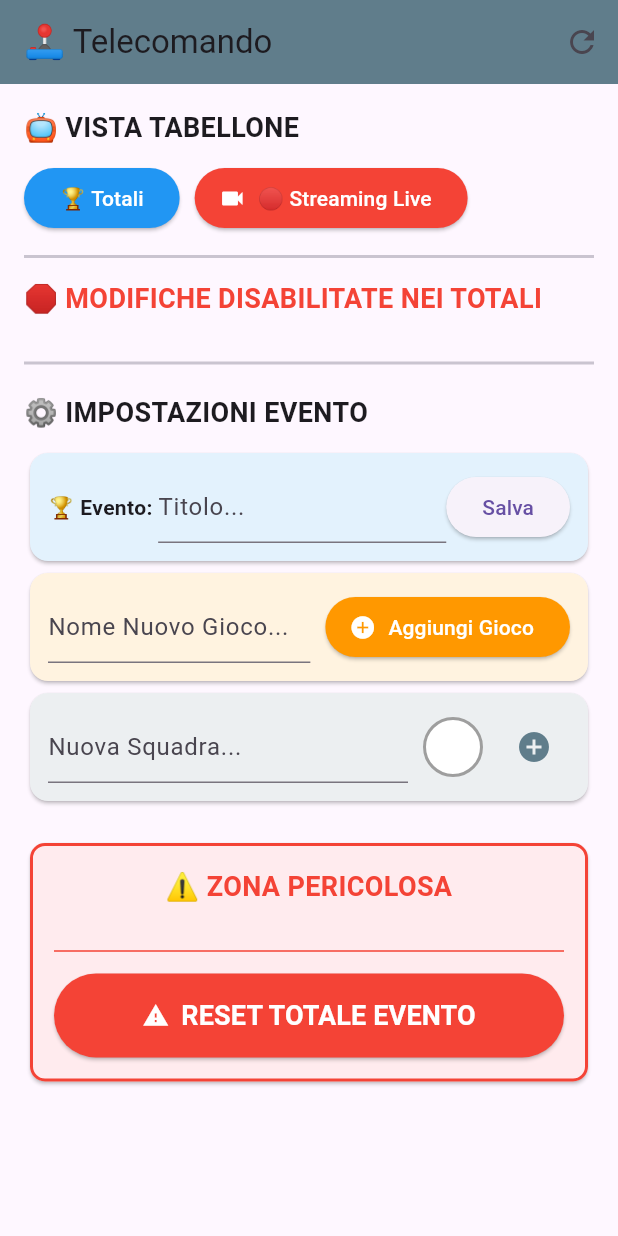
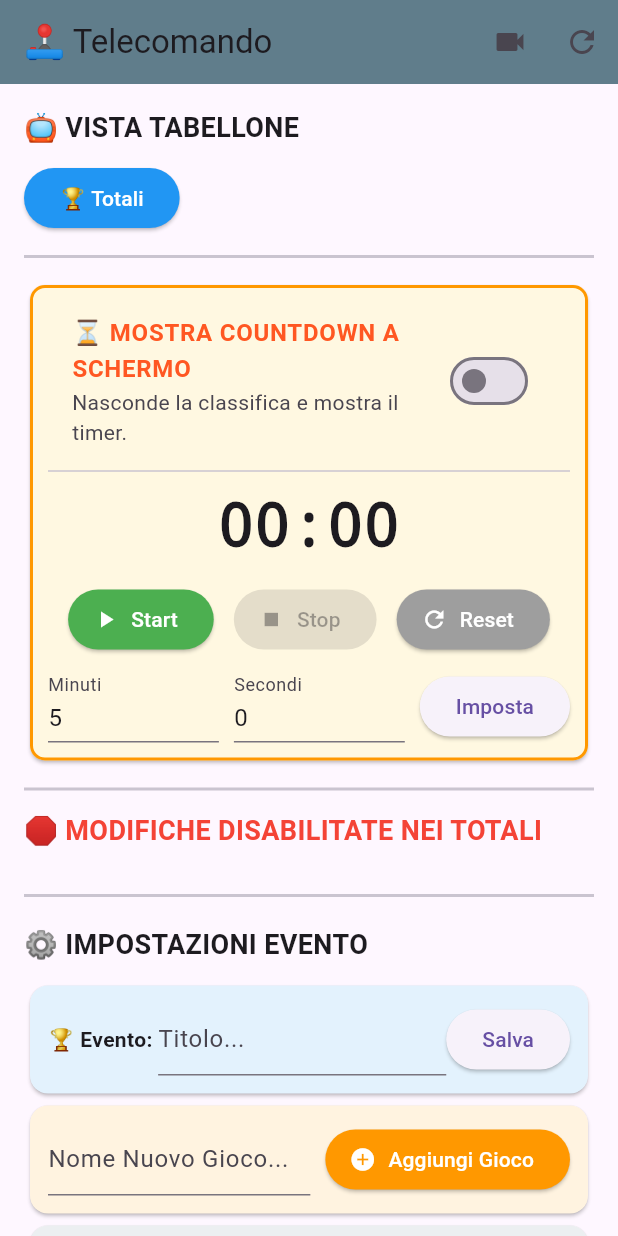
Before and after one commit to bassofed/palio, a Flutter app: the screen it shows after launch, on a phone screen of 412 x 824 dp. Run offline on Flutter 3.47's test engine with Material 3 defaults, Android fonts, the phone set to English and light mode, and no system bars; our stand-ins replace shelf, shelf_static, shelf_web_socket; missing offline and left inert: dart:html, dart:ui_web, flutter_webrtc, shelf_router, window_manager.

Commit message:
Aggiunta timer

```diff
--- a/lib/server/local_server.dart
+++ b/lib/server/local_server.dart
@@ -1,5 +1,5 @@
 import 'dart:convert';
-import 'dart:io'; // <-- AGGIUNTO PER I CERTIFICATI DI SICUREZZA
+import 'dart:io';
 import 'package:shelf/shelf.dart';
 import 'package:shelf/shelf_io.dart' as io;
 import 'package:shelf_router/shelf_router.dart';
@@ -29,7 +29,11 @@ Future<void> startLocalServer(MatchProvider provider) async {
       'currentPage': provider.currentPage,
       'isRevealMode': provider.isRevealMode,
       'revealedTeamsCount': provider.revealedTeamsCount,
-      'isStreamingActive': provider.isStreamingActive, // Aggiunto per WebRTC
+      'isStreamingActive': provider.isStreamingActive,
+      // Dati Countdown:
+      'isTimerVisible': provider.isTimerVisible,
+      'timerSeconds': provider.timerSeconds,
+      'isTimerRunning': provider.isTimerRunning,
       'teams': provider.teams.asMap().entries.map((e) => {
         'id': e.key,
         'name': e.value.name,
@@ -43,6 +47,36 @@ Future<void> startLocalServer(MatchProvider provider) async {
     };
     return Response.ok(jsonEncode(data), headers: {'Content-Type': 'application/json'});
   });
+
+  // --- API TIMER ---
+  router.post('/api/timer/visibility', (Request request) {
+    bool show = request.url.queryParameters['show'] == 'true';
+    provider.toggleTimerVisibility(show);
+    return Response.ok('Visibility updated');
+  });
+
+  router.post('/api/timer/start', (Request request) {
+    provider.startTimer();
+    return Response.ok('Timer started');
+  });
+
+  router.post('/api/timer/stop', (Request request) {
+    provider.stopTimer();
+    return Response.ok('Timer stopped');
+  });
+
+  router.post('/api/timer/reset', (Request request) {
+    provider.resetTimer();
+    return Response.ok('Timer reset');
+  });
+
+  router.post('/api/timer/set', (Request request) {
+    int m = int.tryParse(request.url.queryParameters['m'] ?? '0') ?? 0;
+    int s = int.tryParse(request.url.queryParameters['s'] ?? '0') ?? 0;
+    provider.setTimer(m, s);
+    return Response.ok('Timer set');
+  });
+  // -----------------
 
   router.post('/api/reveal/toggle', (Request request) {
     bool enable = request.url.queryParameters['enable'] == 'true';
@@ -132,8 +166,6 @@ Future<void> startLocalServer(MatchProvider provider) async {
 
   router.get('/ws', webSocketHandler((WebSocketChannel webSocket) {
     activeChannels.add(webSocket);
-    print("Nuovo client WebSocket connesso per il signaling WebRTC.");
-
     webSocket.stream.listen((message) {
       try {
         final decoded = jsonDecode(message);
@@ -142,11 +174,8 @@ Future<void> startLocalServer(MatchProvider provider) async {
         } else if (decoded['stop'] == true) {
           provider.setStreamingActive(false);
         }
-      } catch (e) {
-        print("Errore nel parsing del messaggio di signaling: $e");
-      }
+      } catch (e) {}
 
-      // Inoltra il messaggio di signaling a tutti gli altri client connessi
       for (var channel in activeChannels) {
         if (channel != webSocket) {
           channel.sink.add(message);
@@ -154,10 +183,8 @@ Future<void> startLocalServer(MatchProvider provider) async {
       }
     }, onDone: () {
       activeChannels.remove(webSocket);
-      print("Client WebSocket disconnesso.");
     }, onError: (err) {
       activeChannels.remove(webSocket);
-      print("Errore WebSocket: $err");
     });
   }));
 
@@ -166,7 +193,6 @@ Future<void> startLocalServer(MatchProvider provider) async {
 
   final handler = const Pipeline().addMiddleware(corsHeaders()).addHandler(cascade.handler);
 
-  // --- NUOVA CONFIGURAZIONE HTTPS ---
   try {
     final securityContext = SecurityContext()
       ..useCertificateChain('certs/cert.pem')
@@ -175,7 +201,6 @@ Future<void> startLocalServer(MatchProvider provider) async {
     print('🟢 Server in ascolto su HTTPS e WSS (Porta 8080)');
     await io.serve(handler, '0.0.0.0', 8080, securityContext: securityContext);
   } catch (e) {
-    // Fallback su HTTP normale se i certificati non vengono trovati
     print('⚠️ Certificati SSL non trovati. Server in ascolto su HTTP normale.');
     await io.serve(handler, '0.0.0.0', 8080);
   }
--- a/lib/ui/web/remote_control.dart
+++ b/lib/ui/web/remote_control.dart
@@ -1,7 +1,7 @@
 import 'dart:convert';
+import 'dart:async';
 import 'package:flutter/material.dart';
 import 'package:http/http.dart' as http;
-import 'web_helper.dart';
 
 class RemoteControlScreen extends StatefulWidget {
   const RemoteControlScreen({super.key});
@@ -20,11 +20,20 @@ class _RemoteControlScreenState extends State<RemoteControlScreen> {
   bool isRevealMode = false;
   int revealedTeamsCount = 0;
 
+  // Dati Countdown
+  bool isTimerVisible = false;
+  int timerSeconds = 0;
+  bool isTimerRunning = false;
+  Timer? _pollingTimer;
+
   Color selectedTeamColor = Colors.white;
 
   final TextEditingController eventNameCtrl = TextEditingController();
   final TextEditingController newTeamNameCtrl = TextEditingController();
   final TextEditingController newGameNameCtrl = TextEditingController();
+
+  final TextEditingController timerMinCtrl = TextEditingController(text: "5");
+  final TextEditingController timerSecCtrl = TextEditingController(text: "0");
 
   Map<int, TextEditingController> scoreCtrls = {};
   Map<int, TextEditingController> partialCtrls = {};
@@ -33,27 +42,45 @@ class _RemoteControlScreenState extends State<RemoteControlScreen> {
   void initState() {
     super.initState();
     fetchState();
+    // Interroga il server ogni secondo per mantenere sincronizzato il timer sul telefono
+    _pollingTimer = Timer.periodic(const Duration(seconds: 1), (_) {
+      if (isTimerVisible || isTimerRunning) {
+        fetchState(silent: true);
+      }
+    });
   }
 
-  Future<void> fetchState() async {
+  @override
+  void dispose() {
+    _pollingTimer?.cancel();
+    super.dispose();
+  }
+
+  Future<void> fetchState({bool silent = false}) async {
     try {
       final url = Uri.parse('${Uri.base.origin}/api/state');
       final response = await http.get(url);
       if (response.statusCode == 200) {
         final data = jsonDecode(response.body);
         setState(() {
-          eventName = data['eventName'];
-          eventNameCtrl.text = eventName;
           activePage = data['currentPage'];
           isRevealMode = data['isRevealMode'] ?? false;
           revealedTeamsCount = data['revealedTeamsCount'] ?? 0;
           teams = data['teams'];
           games = data['games'];
 
+          isTimerVisible = data['isTimerVisible'] ?? false;
+          timerSeconds = data['timerSeconds'] ?? 0;
+          isTimerRunning = data['isTimerRunning'] ?? false;
+
+          if (!silent) {
+            eventName = data['eventName'];
+            eventNameCtrl.text = eventName;
             for (var t in teams) {
               int id = t['id'];
               if (!scoreCtrls.containsKey(id)) scoreCtrls[id] = TextEditingController();
               if (!partialCtrls.containsKey(id)) partialCtrls[id] = TextEditingController();
+            }
           }
 
           if (activePage != 'totals') {
@@ -73,11 +100,11 @@ class _RemoteControlScreenState extends State<RemoteControlScreen> {
     final url = Uri.parse('${Uri.base.origin}$endpoint');
     try {
       await http.post(url);
+      if (!endpoint.contains('timer/start') && !endpoint.contains('timer/stop')) {
         ScaffoldMessenger.of(context).showSnackBar(const SnackBar(content: Text('Azione eseguita!'), duration: Duration(milliseconds: 300)));
-      if (endpoint.contains('/team') || endpoint.contains('/game') || endpoint.contains('/reset') || endpoint.contains('/event') || endpoint.contains('/navigate') || endpoint.contains('/jolly') || endpoint.contains('/reveal')) {
+      }
       await Future.delayed(const Duration(milliseconds: 300));
       fetchState();
-      }
     } catch (e) {}
   }
 
@@ -111,10 +138,7 @@ class _RemoteControlScreenState extends State<RemoteControlScreen> {
           spacing: 10, runSpacing: 10,
           children: palette.map((c) => GestureDetector(
             onTap: () => Navigator.pop(ctx, c),
-            child: Container(
-              width: 50, height: 50,
-              decoration: BoxDecoration(color: c, shape: BoxShape.circle, border: Border.all(color: Colors.black38, width: 2))
-            )
+            child: Container(width: 50, height: 50, decoration: BoxDecoration(color: c, shape: BoxShape.circle, border: Border.all(color: Colors.black38, width: 2)))
           )).toList(),
         ),
       )
@@ -124,12 +148,21 @@ class _RemoteControlScreenState extends State<RemoteControlScreen> {
 
   String _colorToHex(Color c) => '#${c.value.toRadixString(16).substring(2).toUpperCase()}';
 
+  String get formattedTimer {
+    String m = (timerSeconds ~/ 60).toString().padLeft(2, '0');
+    String s = (timerSeconds % 60).toString().padLeft(2, '0');
+    return "$m:$s";
+  }
+
   @override
   Widget build(BuildContext context) {
     bool isTotalsView = activePage == 'totals';
 
     return Scaffold(
-      appBar: AppBar(title: const Text('🕹️ Telecomando'), backgroundColor: Colors.blueGrey, actions: [IconButton(icon: const Icon(Icons.refresh), onPressed: fetchState)]),
+      appBar: AppBar(title: const Text('🕹️ Telecomando'), backgroundColor: Colors.blueGrey, actions: [
+        IconButton(icon: const Icon(Icons.videocam), onPressed: () => Navigator.pushNamed(context, '/stream')),
+        IconButton(icon: const Icon(Icons.refresh), onPressed: fetchState)
+      ]),
       body: ListView(
         padding: const EdgeInsets.all(16),
         children: [
@@ -151,20 +184,73 @@ class _RemoteControlScreenState extends State<RemoteControlScreen> {
                   child: Text(g['name'])
                 );
               }),
-              ElevatedButton.icon(
-                style: ElevatedButton.styleFrom(backgroundColor: Colors.red, foregroundColor: Colors.white),
-                icon: const Icon(Icons.videocam),
-                label: const Text('🔴 Streaming Live'),
-                onPressed: () {
-                  // Reindirizza l'utente alla pagina dedicata per la trasmissione
-                  redirectToBroadcaster(Uri.base.origin);
-                },
-              ),
             ],
           ),
           const Divider(height: 30, thickness: 2),
 
-          // --- MODALITÀ ANNUNCIO (SUSPENSE) ---
+          // --- SEZIONE COUNTDOWN ---
+          Card(
+            color: Colors.amber.shade50,
+            shape: RoundedRectangleBorder(side: const BorderSide(color: Colors.orange, width: 2), borderRadius: BorderRadius.circular(10)),
+            child: Padding(
+              padding: const EdgeInsets.all(12.0),
+              child: Column(
+                children: [
+                  SwitchListTile(
+                    title: const Text('⏳ MOSTRA COUNTDOWN A SCHERMO', style: TextStyle(fontWeight: FontWeight.bold, color: Colors.deepOrange)),
+                    subtitle: const Text('Nasconde la classifica e mostra il timer.'),
+                    value: isTimerVisible,
+                    activeColor: Colors.deepOrange,
+                    onChanged: (val) => sendCommand('/api/timer/visibility?show=$val'),
+                  ),
+                  const Divider(),
+                  Row(
+                    mainAxisAlignment: MainAxisAlignment.center,
+                    children: [
+                      Text(formattedTimer, style: const TextStyle(fontSize: 40, fontWeight: FontWeight.bold, fontFamily: 'Courier')),
+                    ],
+                  ),
+                  const SizedBox(height: 10),
+                  Row(
+                    mainAxisAlignment: MainAxisAlignment.spaceEvenly,
+                    children: [
+                      ElevatedButton.icon(
+                        style: ElevatedButton.styleFrom(backgroundColor: Colors.green, foregroundColor: Colors.white),
+                        icon: const Icon(Icons.play_arrow), label: const Text('Start'),
+                        onPressed: isTimerRunning ? null : () => sendCommand('/api/timer/start')
+                      ),
+                      ElevatedButton.icon(
+                        style: ElevatedButton.styleFrom(backgroundColor: Colors.red, foregroundColor: Colors.white),
+                        icon: const Icon(Icons.stop), label: const Text('Stop'),
+                        onPressed: !isTimerRunning ? null : () => sendCommand('/api/timer/stop')
+                      ),
+                      ElevatedButton.icon(
+                        style: ElevatedButton.styleFrom(backgroundColor: Colors.grey, foregroundColor: Colors.white),
+                        icon: const Icon(Icons.refresh), label: const Text('Reset'),
+                        onPressed: () => sendCommand('/api/timer/reset')
+                      ),
+                    ],
+                  ),
+                  const SizedBox(height: 10),
+                  Row(
+                    children: [
+                      Expanded(child: TextField(controller: timerMinCtrl, keyboardType: TextInputType.number, decoration: const InputDecoration(labelText: 'Minuti', isDense: true))),
+                      const SizedBox(width: 10),
+                      Expanded(child: TextField(controller: timerSecCtrl, keyboardType: TextInputType.number, decoration: const InputDecoration(labelText: 'Secondi', isDense: true))),
+                      const SizedBox(width: 10),
+                      ElevatedButton(
+                        onPressed: () => sendCommand('/api/timer/set?m=${timerMinCtrl.text}&s=${timerSecCtrl.text}'),
+                        child: const Text('Imposta')
+                      )
+                    ],
+                  )
+                ],
+              ),
+            ),
+          ),
+          const Divider(height: 30, thickness: 2),
+
+          // --- MODALITÀ ANNUNCIO ---
           if (teams.isNotEmpty) ...[
             Card(
               color: Colors.purple.shade50,
@@ -174,8 +260,8 @@ class _RemoteControlScreenState extends State<RemoteControlScreen> {
                 child: Column(
                   children: [
                     SwitchListTile(
-                      title: const Text('🎭 MODALITÀ ANNUNCIO (Classifica Rivelata)', style: TextStyle(fontWeight: FontWeight.bold, color: Colors.purple)),
-                      subtitle: const Text('Nasconde le squadre e le riordina dall\'ultima alla prima.'),
+                      title: const Text('🎭 MODALITÀ ANNUNCIO', style: TextStyle(fontWeight: FontWeight.bold, color: Colors.purple)),
+                      subtitle: const Text('Riordina la classifica e oscura le squadre.'),
                       value: isRevealMode,
                       activeColor: Colors.purple,
                       onChanged: (val) => sendCommand('/api/reveal/toggle?enable=$val'),
@@ -241,26 +327,15 @@ class _RemoteControlScreenState extends State<RemoteControlScreen> {
                         Row(
                           children: [
                             ElevatedButton(
-                              style: ElevatedButton.styleFrom(
-                                backgroundColor: hasUsedJolly ? Colors.grey : Colors.orange,
-                                foregroundColor: hasUsedJolly ? Colors.white70 : Colors.white,
-                              ),
-                              onPressed: isTotalsView
-                                ? null
-                                : () {
-                                    if (hasUsedJolly) {
-                                      confirmAndSend('❌ ANNULLA JOLLY', 'Vuoi annullare l\'uso del Jolly per ${team['name']}?', '/api/jolly/revoke?team=$teamId');
-                                    } else {
-                                      confirmAndSend('🌟 GIOCA JOLLY', 'Sei sicuro di giocare il Jolly per ${team['name']}?', '/api/jolly?game=$currentGameIndex&team=$teamId');
-                                    }
+                              style: ElevatedButton.styleFrom(backgroundColor: hasUsedJolly ? Colors.grey : Colors.orange, foregroundColor: hasUsedJolly ? Colors.white70 : Colors.white),
+                              onPressed: isTotalsView ? null : () {
+                                    if (hasUsedJolly) confirmAndSend('❌ ANNULLA JOLLY', 'Vuoi annullare l\'uso del Jolly?', '/api/jolly/revoke?team=$teamId');
+                                    else confirmAndSend('🌟 GIOCA JOLLY', 'Giocare il Jolly per questa squadra?', '/api/jolly?game=$currentGameIndex&team=$teamId');
                                 },
                               child: Text(hasUsedJolly ? 'Jolly Usato' : '🌟 Jolly')
                             ),
                             const SizedBox(width: 8),
-                            IconButton(
-                              icon: const Icon(Icons.delete, color: Colors.red),
-                              onPressed: () => confirmAndSend('Elimina Squadra', 'Vuoi eliminare ${team['name']}?', '/api/delete/team?id=$teamId')
-                            )
+                            IconButton(icon: const Icon(Icons.delete, color: Colors.red), onPressed: () => confirmAndSend('Elimina Squadra', 'Vuoi eliminare ${team['name']}?', '/api/delete/team?id=$teamId'))
                           ],
                         ),
                       ],
@@ -268,12 +343,7 @@ class _RemoteControlScreenState extends State<RemoteControlScreen> {
                     const SizedBox(height: 10),
                     Row(
                       children: [
-                        Expanded(child: TextField(
-                          controller: scoreCtrls[teamId],
-                          readOnly: isTotalsView,
-                          keyboardType: TextInputType.number,
-                          decoration: InputDecoration(labelText: 'Punti', border: const OutlineInputBorder(), filled: true, fillColor: isTotalsView ? Colors.grey.shade300 : Colors.white)
-                        )),
+                        Expanded(child: TextField(controller: scoreCtrls[teamId], readOnly: isTotalsView, keyboardType: TextInputType.number, decoration: InputDecoration(labelText: 'Punti', border: const OutlineInputBorder(), filled: true, fillColor: isTotalsView ? Colors.grey.shade300 : Colors.white))),
                         const SizedBox(width: 10),
                         ElevatedButton(
                           style: ElevatedButton.styleFrom(backgroundColor: Colors.green, foregroundColor: Colors.white, padding: const EdgeInsets.symmetric(horizontal: 20, vertical: 15)),
@@ -288,11 +358,7 @@ class _RemoteControlScreenState extends State<RemoteControlScreen> {
                     const SizedBox(height: 10),
                     Row(
                       children: [
-                        Expanded(child: TextField(
-                          controller: partialCtrls[teamId],
-                          readOnly: isTotalsView,
-                          decoration: InputDecoration(labelText: 'Misura / Note libere', border: const OutlineInputBorder(), filled: true, fillColor: isTotalsView ? Colors.grey.shade300 : Colors.white)
-                        )),
+                        Expanded(child: TextField(controller: partialCtrls[teamId], readOnly: isTotalsView, decoration: InputDecoration(labelText: 'Misura / Note libere', border: const OutlineInputBorder(), filled: true, fillColor: isTotalsView ? Colors.grey.shade300 : Colors.white))),
                         const SizedBox(width: 10),
                         ElevatedButton(
                           style: ElevatedButton.styleFrom(backgroundColor: Colors.blue, foregroundColor: Colors.white, padding: const EdgeInsets.symmetric(horizontal: 20, vertical: 15)),
@@ -334,8 +400,7 @@ class _RemoteControlScreenState extends State<RemoteControlScreen> {
                   const SizedBox(width: 10),
                   ElevatedButton.icon(
                     style: ElevatedButton.styleFrom(backgroundColor: Colors.orange, foregroundColor: Colors.white),
-                    icon: const Icon(Icons.add_circle),
-                    label: const Text('Aggiungi Gioco'),
+                    icon: const Icon(Icons.add_circle), label: const Text('Aggiungi Gioco'),
                     onPressed: () {
                       sendCommand('/api/game?name=${newGameNameCtrl.text}');
                       newGameNameCtrl.clear();
```
Also changed, not shown: lib/main.dart (+59 -58 lines), lib/providers/match_provider.dart (+68 -32 lines), scoreboard_backup.json (+1 -1 lines). Lines whose indentation alone changed are shown as unchanged.
